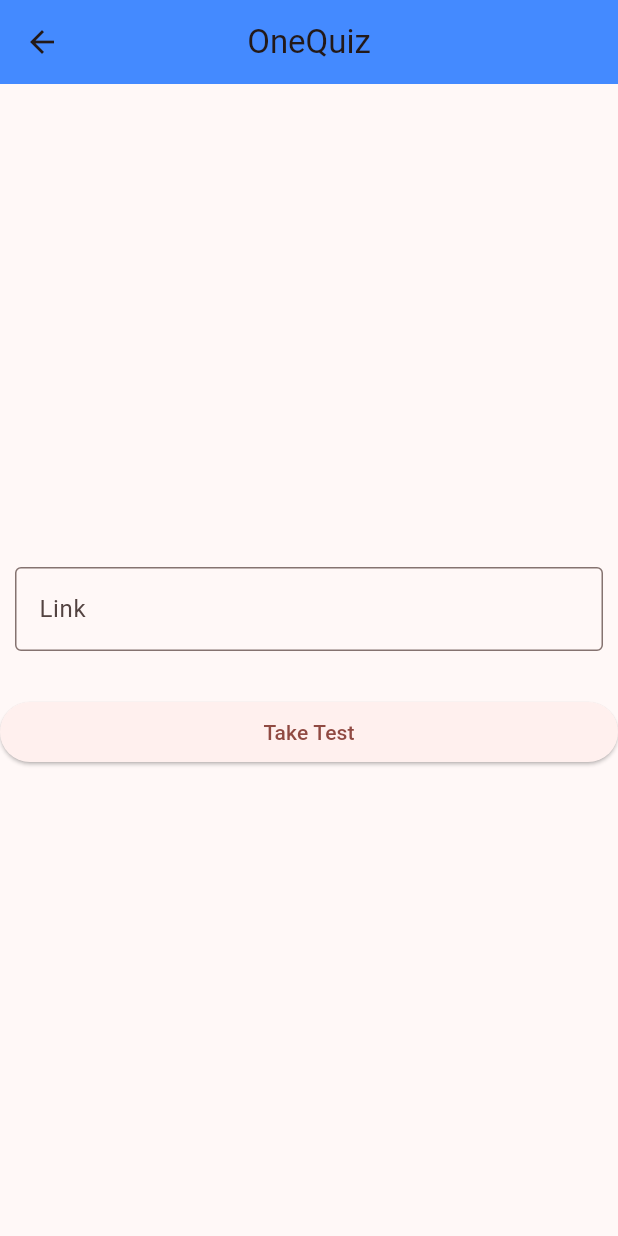
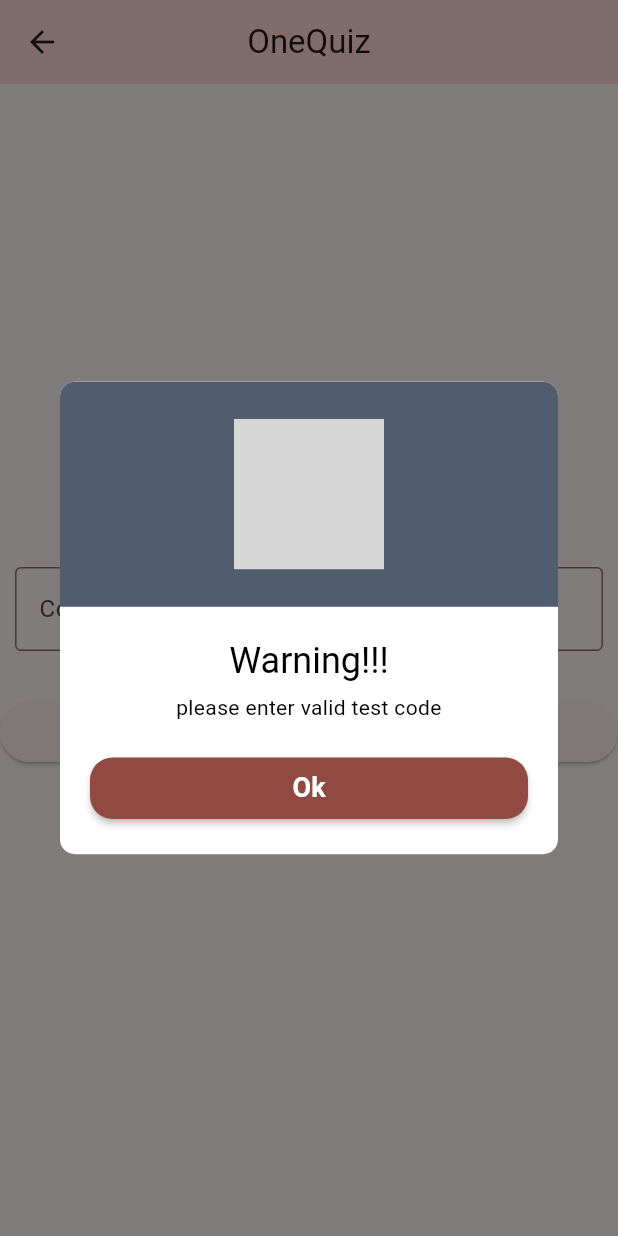
Before and after one commit to Navin-PlayerOne/onequiz, a Flutter app: the HomePage screen opened by its route, after a tap on "Take Test", on a phone screen of 412 x 824 dp. Run offline on Flutter 3.47's test engine with Material 2 defaults, Android fonts, the light colour scheme and no system bars; drawn by our look-alikes of dynamic_color; our stand-ins replace cloud_firestore, cool_alert, firebase_auth, firebase_core, google_sign_in and 1 more; missing offline and left inert: dart:ffi; accounts and stored records are empty; grey boxes are pictures that could not be loaded.

Commit message:
backend added firebase validation added

```diff
--- a/lib/pages/home_page.dart
+++ b/lib/pages/home_page.dart
@@ -1,4 +1,11 @@
+import 'package:cool_alert/cool_alert.dart';
+import 'package:firebase_auth/firebase_auth.dart';
 import 'package:flutter/material.dart';
+import 'package:onequiz/services.dart/database.dart';
+
+import '../models/test.dart';
+
+ late Test test;
 
 class HomePage extends StatefulWidget {
   const HomePage({super.key});
@@ -12,30 +19,86 @@ class _HomePageState extends State<HomePage> {
   @override
   Widget build(BuildContext context) {
     return Scaffold(
+      backgroundColor: Theme.of(context).colorScheme.background,
       appBar: AppBar(
-        backgroundColor: Colors.blueAccent,
+        backgroundColor: Theme.of(context).colorScheme.primaryContainer,
         title: const Text("OneQuiz"),
         centerTitle: true,
       ),
-      body: Center(
+      body: LinkBox(_link, context),
+    );
+  }
+}
+
+Widget LinkBox(_link, context) {
+  return Center(
     child: ListView(shrinkWrap: true, children: [
       Padding(
         padding: const EdgeInsets.all(10.0),
         child: TextField(
           controller: _link,
           decoration: const InputDecoration(
-                  border: OutlineInputBorder(), labelText: 'Link'),
+              border: OutlineInputBorder(), labelText: 'Code'),
         ),
       ),
       const SizedBox(
         height: 20,
       ),
       ElevatedButton(
-            onPressed: () {},
+        onPressed: () async {
+          if (_link.text.length == 5) {
+            CoolAlert.show(context: context, type: CoolAlertType.loading);
+            var result = await processTestCode(_link.text);
+            Navigator.pop(context);
+            if (result is bool) {
+              CoolAlert.show(
+                  context: context,
+                  type: CoolAlertType.error,
+                  text: "Invalid Test code");
+            } else {
+              if (test.isOpen == 1) {
+                DatabaseService _dbService = DatabaseService(
+                    uid: FirebaseAuth.instance.currentUser!.uid);
+                if (await _dbService
+                    .checkAttendedStatus(test.scoreBoardCollectionId)) {
+                  Navigator.pushReplacementNamed(context, '/quiz', arguments: {
+                    'questions': result,
+                    'sid': test.scoreBoardCollectionId
+                  });
+                } else {
+                  CoolAlert.show(
+                      context: context,
+                      type: CoolAlertType.warning,
+                      text:
+                          "you alredy attended the test contact admin ${test.contactMail}");
+                }
+              } else {
+                CoolAlert.show(
+                    context: context,
+                    type: CoolAlertType.error,
+                    text: "test is closed");
+              }
+            }
+          } else {
+            CoolAlert.show(
+                context: context,
+                type: CoolAlertType.warning,
+                text: "please enter valid test code");
+          }
+        },
         child: const Text("Take Test"),
       )
     ]),
-      ),
   );
 }
+
+Future<dynamic> processTestCode(String testId) async {
+  DatabaseService _dbService =
+      DatabaseService(uid: FirebaseAuth.instance.currentUser!.uid);
+  var testc = await _dbService.getTestMetaData(testId);
+  if (testc == null) return false;
+  test = testc ;
+  var qlist = await _dbService.getQuestions(test);
+  if (qlist == null) return false;
+  return qlist;
 }
--- a/lib/widgets/quiz.dart
+++ b/lib/widgets/quiz.dart
@@ -1,5 +1,4 @@
 import 'package:flutter/material.dart';
-import 'package:onequiz/pages/quiz_page.dart';
 import '../models/questions_model.dart';
 
 class Quiz extends StatefulWidget {
--- a/pubspec.yaml
+++ b/pubspec.yaml
@@ -38,6 +38,11 @@ dependencies:
   cupertino_icons: ^1.0.2
   pie_chart:
   dynamic_color:
+  firebase_core: ^2.1.1
+  firebase_auth:
+  google_sign_in:
+  cloud_firestore:
+  cool_alert:
 
 dev_dependencies:
   flutter_test:
```
Also changed, not shown: lib/main.dart (+13 -3 lines), lib/models/test.dart (added, +21 -0 lines), lib/pages/login_page.dart (added, +26 -0 lines), lib/pages/quiz_page.dart (+19 -47 lines), lib/pages/result.dart (+34 -9 lines), lib/services.dart/authstate.dart (added, +49 -0 lines), lib/services.dart/database.dart (added, +141 -0 lines), lib/firebase_options.dart (added), pubspec.lock, 5 other files. Lines whose indentation alone changed are shown as unchanged.
